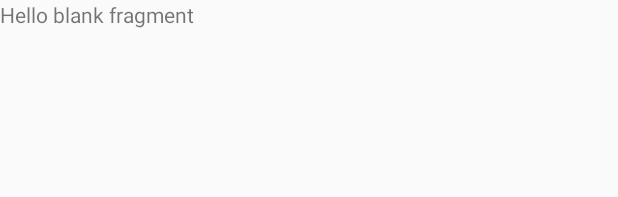
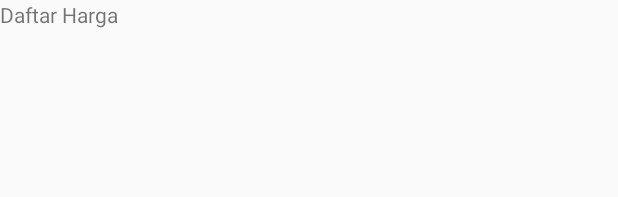
Before and after one commit to Sherly02/PasarMalang, an Android app: the layout fragment_price.xml on its own in the app's theme, with its tools: preview values and no code run, on a phone screen of 412 x 824 dp. Shown: the top 197 px of the screen. Run offline under Robolectric (Android 15) with nearby library versions, the phone set to English and light mode, and no system bars.

Commit message:
+ Membuat percobaan textview

```diff
--- a/app/src/main/res/layout/fragment_favorite.xml
+++ b/app/src/main/res/layout/fragment_favorite.xml
@@ -8,6 +8,6 @@
     <TextView
         android:layout_width="match_parent"
         android:layout_height="match_parent"
-        android:text="@string/hello_blank_fragment" />
+        android:text="@string/title_favorite" />
 
 </FrameLayout>
--- a/app/src/main/res/layout/fragment_map.xml
+++ b/app/src/main/res/layout/fragment_map.xml
@@ -8,6 +8,6 @@
     <TextView
         android:layout_width="match_parent"
         android:layout_height="match_parent"
-        android:text="@string/hello_blank_fragment" />
+        android:text="@string/title_map" />
 
 </FrameLayout>
--- a/app/src/main/res/layout/fragment_price.xml
+++ b/app/src/main/res/layout/fragment_price.xml
@@ -8,6 +8,6 @@
     <TextView
         android:layout_width="match_parent"
         android:layout_height="match_parent"
-        android:text="@string/hello_blank_fragment" />
+        android:text="@string/title_price" />
 
 </FrameLayout>
```
